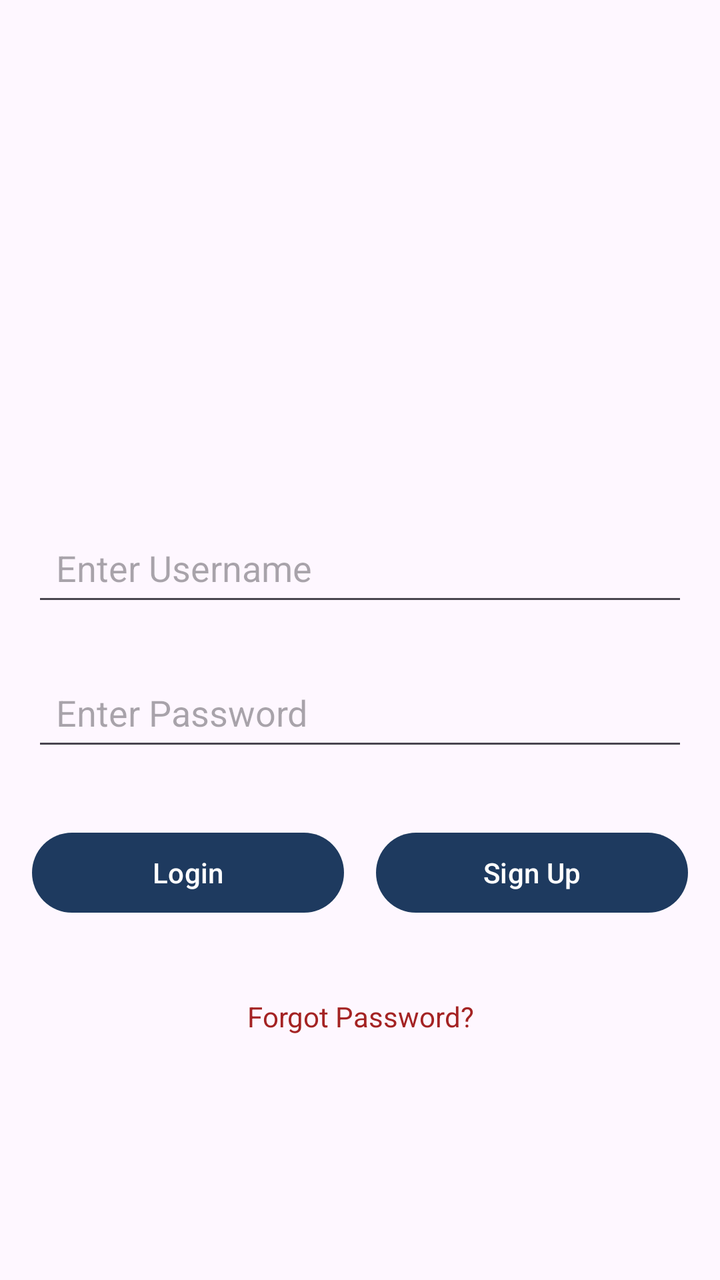
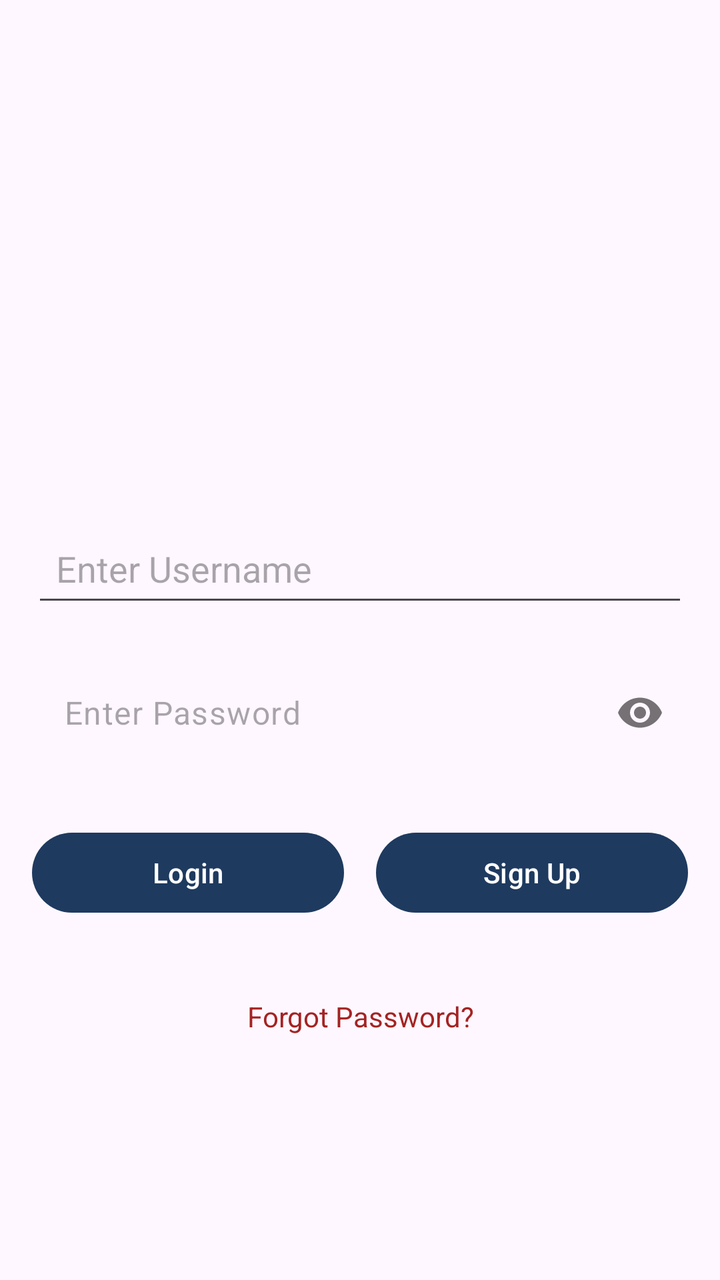

Before-and-after screenshots of an Android layout around one commit, followed by the original layout XML and the change that was made.
<!-- AndroidManifest.xml: application theme Theme.WooferProject -->
<!-- res/layout/login_page.xml -->
<?xml version="1.0" encoding="utf-8"?>
<androidx.constraintlayout.widget.ConstraintLayout xmlns:android="http://schemas.android.com/apk/res/android"
    xmlns:app="http://schemas.android.com/apk/res-auto"
    xmlns:tools="http://schemas.android.com/tools"
    android:id="@+id/main"
    android:layout_width="match_parent"
    android:layout_height="match_parent"
    android:padding="16dp"
    tools:context=".activities.LoginActivity">

    <ImageView
        android:id="@+id/logo"
        android:layout_width="120dp"
        android:layout_height="120dp"
        android:layout_marginBottom="32dp"
        android:contentDescription="@string/logo_desc"
        android:src="@mipmap/ic_launcher"
        app:layout_constraintBottom_toTopOf="@+id/enterUsername"
        app:layout_constraintEnd_toEndOf="parent"
        app:layout_constraintHorizontal_bias="0.5"
        app:layout_constraintStart_toStartOf="parent"
        app:layout_constraintTop_toTopOf="parent"
        app:layout_constraintVertical_chainStyle="packed" />

    <EditText
        android:id="@+id/enterUsername"
        android:layout_width="0dp"
        android:layout_height="wrap_content"
        android:ems="10"
        android:hint="@string/hint_username"
        android:inputType="text"
        android:minHeight="48dp"
        android:padding="12dp"
        android:autofillHints="username"
        app:layout_constraintBottom_toTopOf="@+id/password"
        app:layout_constraintEnd_toEndOf="parent"
        app:layout_constraintHorizontal_bias="0.5"
        app:layout_constraintStart_toStartOf="parent"
        app:layout_constraintTop_toBottomOf="@+id/logo" />

    <EditText
        android:id="@+id/password"
        android:layout_width="0dp"
        android:layout_height="wrap_content"
        android:layout_marginTop="24dp"
        android:ems="10"
        android:hint="@string/hint_password"
        android:inputType="textPassword"
        android:minHeight="48dp"
        android:padding="12dp"
        android:autofillHints="password"
        app:layout_constraintBottom_toTopOf="@+id/loginBtn"
        app:layout_constraintEnd_toEndOf="parent"
        app:layout_constraintHorizontal_bias="0.5"
        app:layout_constraintStart_toStartOf="parent"
        app:layout_constraintTop_toBottomOf="@+id/enterUsername" />

    <Button
        android:id="@+id/loginBtn"
        android:layout_width="0dp"
        android:layout_height="wrap_content"
        android:layout_marginTop="32dp"
        android:layout_marginEnd="8dp"
        android:text="@string/login"
        android:minHeight="48dp"
        app:layout_constraintBottom_toTopOf="@+id/forgot"
        app:layout_constraintEnd_toStartOf="@+id/signUpBtn"
        app:layout_constraintHorizontal_bias="0.5"
        app:layout_constraintStart_toStartOf="parent"
        app:layout_constraintTop_toBottomOf="@+id/password" />

    <Button
        android:id="@+id/signUpBtn"
        android:layout_width="0dp"
        android:layout_height="wrap_content"
        android:layout_marginStart="8dp"
        android:text="@string/signup"
        android:minHeight="48dp"
        app:layout_constraintBaseline_toBaselineOf="@+id/loginBtn"
        app:layout_constraintEnd_toEndOf="parent"
        app:layout_constraintHorizontal_bias="0.5"
        app:layout_constraintStart_toEndOf="@+id/loginBtn" />

    <TextView
        android:id="@+id/forgot"
        android:layout_width="wrap_content"
        android:layout_height="wrap_content"
        android:layout_marginTop="24dp"
        android:clickable="true"
        android:focusable="true"
        android:minHeight="48dp"
        android:gravity="center"
        android:text="@string/forgot_password"
        android:textColor="#A42323"
        app:layout_constraintBottom_toBottomOf="parent"
        app:layout_constraintEnd_toEndOf="parent"
        app:layout_constraintHorizontal_bias="0.5"
        app:layout_constraintStart_toStartOf="parent"
        app:layout_constraintTop_toBottomOf="@+id/loginBtn" />


</androidx.constraintlayout.widget.ConstraintLayout>
<!-- resources referenced by this layout -->
<resources>
  <!-- mipmap ic_launcher (mipmap-anydpi-v26) -->
  <?xml version="1.0" encoding="utf-8"?>
  <adaptive-icon xmlns:android="http://schemas.android.com/apk/res/android">
      <background android:drawable="@color/ic_launcher_background"/>
      <foreground android:drawable="@mipmap/ic_launcher_foreground"/>
  </adaptive-icon>
  <string name="forgot_password">Forgot Password?</string>
  <string name="hint_password">Enter Password</string>
  <string name="hint_username">Enter Username</string>
  <string name="login">Login</string>
  <string name="logo_desc">App Logo</string>
  <string name="signup">Sign Up</string>
  <style name="Theme.WooferProject" parent="Base.Theme.WooferProject" />
  <color name="ic_launcher_background">#FFFFFF</color>
  <style name="Base.Theme.WooferProject" parent="Theme.Material3.DayNight.NoActionBar">
          
          <item name="colorPrimary">@color/magnet_blue</item>
          <item name="colorOnPrimary">@color/white</item>
          <item name="colorPrimaryContainer">@color/magnet_blue</item>
          <item name="colorOnPrimaryContainer">@color/white</item>
      </style>
  <color name="magnet_blue">#1E3A5F</color>
  <color name="white">#FFFFFFFF</color>
</resources>

<!-- the commit's change to res/layout/login_page.xml (unified diff, before → after) -->
@@ -32,28 +32,37 @@
         android:minHeight="48dp"
         android:padding="12dp"
         android:autofillHints="username"
-        app:layout_constraintBottom_toTopOf="@+id/password"
+        app:layout_constraintBottom_toTopOf="@+id/passwordInputLayout"
         app:layout_constraintEnd_toEndOf="parent"
         app:layout_constraintHorizontal_bias="0.5"
         app:layout_constraintStart_toStartOf="parent"
         app:layout_constraintTop_toBottomOf="@+id/logo" />
 
-    <EditText
-        android:id="@+id/password"
+    <com.google.android.material.textfield.TextInputLayout
+        android:id="@+id/passwordInputLayout"
         android:layout_width="0dp"
         android:layout_height="wrap_content"
         android:layout_marginTop="24dp"
-        android:ems="10"
-        android:hint="@string/hint_password"
-        android:inputType="textPassword"
-        android:minHeight="48dp"
-        android:padding="12dp"
-        android:autofillHints="password"
+        app:passwordToggleEnabled="true"
+        app:hintEnabled="false"
         app:layout_constraintBottom_toTopOf="@+id/loginBtn"
         app:layout_constraintEnd_toEndOf="parent"
-        app:layout_constraintHorizontal_bias="0.5"
         app:layout_constraintStart_toStartOf="parent"
-        app:layout_constraintTop_toBottomOf="@+id/enterUsername" />
+        app:layout_constraintTop_toBottomOf="@+id/enterUsername">
+
+        <EditText
+            android:id="@+id/password"
+            android:layout_width="match_parent"
+            android:layout_height="wrap_content"
+            android:ems="10"
+            android:hint="@string/hint_password"
+            android:inputType="textPassword"
+            android:minHeight="48dp"
+            android:padding="12dp"
+            android:background="@android:color/transparent"
+            android:autofillHints="password" />
+
+    </com.google.android.material.textfield.TextInputLayout>
 
     <Button
         android:id="@+id/loginBtn"
@@ -67,7 +76,7 @@
         app:layout_constraintEnd_toStartOf="@+id/signUpBtn"
         app:layout_constraintHorizontal_bias="0.5"
         app:layout_constraintStart_toStartOf="parent"
-        app:layout_constraintTop_toBottomOf="@+id/password" />
+        app:layout_constraintTop_toBottomOf="@+id/passwordInputLayout" />
 
     <Button
         android:id="@+id/signUpBtn"
